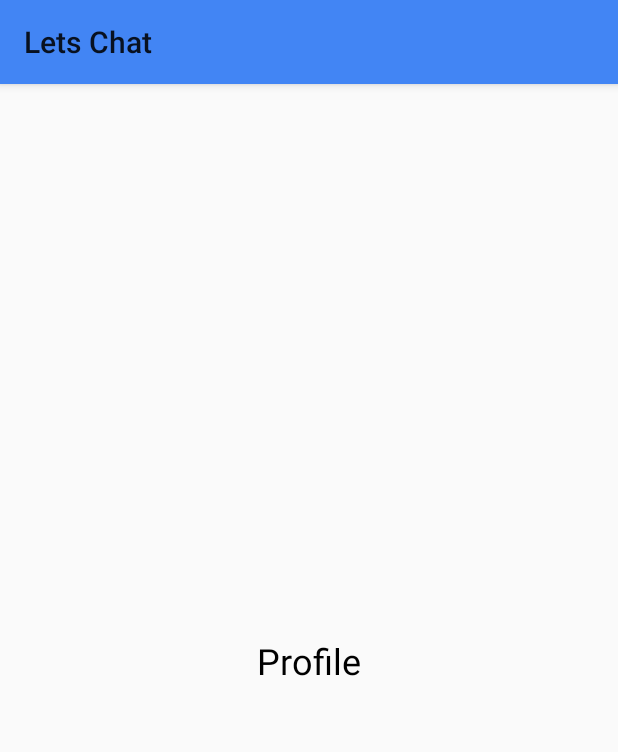
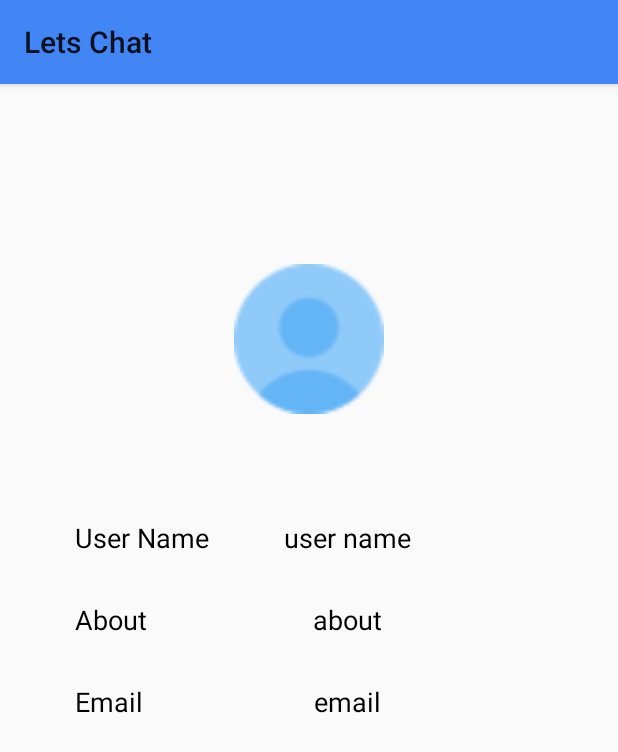
Before and after one commit to Harivansh-coder/Lets-Chat, an Android app: the fragment ProfileFragment shown on its own in the app's theme, on a phone screen of 412 x 824 dp. Shown: the top 752 px of the screen. Run offline under Robolectric (Android 15) with nearby library versions, the phone set to English and light mode, and no system bars.

Commit message:
Added the profile screen

```diff
--- a/LetsChat/app/src/main/java/com/harivansh/letschat/ChatScreen.java
+++ b/LetsChat/app/src/main/java/com/harivansh/letschat/ChatScreen.java
@@ -75,7 +75,7 @@ public class ChatScreen extends AppCompatActivity {
 
         messageArrayList = new ArrayList<>();
 
-        final ChatAdapter chatAdapter = new ChatAdapter(messageArrayList, this);
+        final ChatAdapter chatAdapter = new ChatAdapter(messageArrayList, this, receiverId);
 
 
 
@@ -96,6 +96,8 @@ public class ChatScreen extends AppCompatActivity {
                         messageArrayList.clear();
                         for ( DataSnapshot dataSnapshot : snapshot.getChildren()){
                             Messages messages = dataSnapshot.getValue(Messages.class);
+                            messages.setMessageDatabaseId(dataSnapshot.getKey());
+
                             messageArrayList.add(messages);
                         }
                         chatAdapter.notifyDataSetChanged();
--- a/LetsChat/app/src/main/java/com/harivansh/letschat/DashBoard.java
+++ b/LetsChat/app/src/main/java/com/harivansh/letschat/DashBoard.java
@@ -66,9 +66,9 @@ public class DashBoard extends AppCompatActivity {
                     case R.id.chat_page:
                         selectedFragment = new ChatFragment();
                         break;
-                    case R.id.setting_page:
-                        selectedFragment = new SettingsFragment();
-                        break;
+//                    case R.id.setting_page:
+//                        selectedFragment = new SettingsFragment();
+//                        break;
                     case R.id.profile_page:
                         selectedFragment = new ProfileFragment();
                         break;
--- a/LetsChat/app/src/main/res/layout/fragment_profile.xml
+++ b/LetsChat/app/src/main/res/layout/fragment_profile.xml
@@ -6,14 +6,86 @@
     android:layout_height="match_parent"
     tools:context=".fragment.ProfileFragment">
 
-    <TextView
-        android:layout_width="wrap_content"
-        android:layout_height="wrap_content"
-        android:text="Profile"
-        android:textColor="@color/black"
-        android:textSize="24sp"
-        app:layout_constraintBottom_toBottomOf="parent"
+
+    <ImageView
+        android:id="@+id/profile_page_image"
+        android:layout_width="100dp"
+        android:layout_height="100dp"
+        android:layout_marginTop="120dp"
+        android:src="@drawable/profile"
         app:layout_constraintEnd_toEndOf="parent"
         app:layout_constraintStart_toStartOf="parent"
         app:layout_constraintTop_toTopOf="parent" />
+
+    <TextView
+        android:id="@+id/textView2"
+        android:layout_width="wrap_content"
+        android:layout_height="wrap_content"
+        android:layout_marginStart="50dp"
+        android:layout_marginTop="70dp"
+        android:text="@string/user_name"
+        android:textColor="@color/black"
+        android:textSize="18sp"
+        app:layout_constraintStart_toStartOf="parent"
+        app:layout_constraintTop_toBottomOf="@+id/profile_page_image" />
+
+    <TextView
+        android:id="@+id/textView5"
+        android:layout_width="wrap_content"
+        android:layout_height="wrap_content"
+        android:layout_marginStart="50dp"
+        android:layout_marginTop="30dp"
+        android:text="About"
+        android:textColor="@color/black"
+        android:textSize="18sp"
+        app:layout_constraintStart_toStartOf="parent"
+        app:layout_constraintTop_toBottomOf="@+id/textView2" />
+
+    <TextView
+        android:id="@+id/username_textView"
+        android:layout_width="wrap_content"
+        android:layout_height="wrap_content"
+        android:layout_marginStart="50dp"
+        android:text="user name"
+        android:textSize="18sp"
+        android:textColor="@color/black"
+        app:layout_constraintBottom_toBottomOf="@+id/textView2"
+        app:layout_constraintStart_toEndOf="@+id/textView2"
+        app:layout_constraintTop_toTopOf="@+id/textView2" />
+
+    <TextView
+        android:id="@+id/profile_about_textview"
+        android:layout_width="wrap_content"
+        android:layout_height="wrap_content"
+        android:text="about"
+        android:textSize="18sp"
+        android:textColor="@color/black"
+        app:layout_constraintBottom_toBottomOf="@+id/textView5"
+        app:layout_constraintEnd_toEndOf="@+id/username_textView"
+        app:layout_constraintStart_toStartOf="@+id/username_textView"
+        app:layout_constraintTop_toTopOf="@+id/textView5" />
+
+    <TextView
+        android:id="@+id/textView8"
+        android:layout_width="wrap_content"
+        android:layout_height="wrap_content"
+        android:layout_marginStart="50dp"
+        android:layout_marginTop="30dp"
+        android:text="Email"
+        android:textSize="18sp"
+        android:textColor="@color/black"
+        app:layout_constraintStart_toStartOf="parent"
+        app:layout_constraintTop_toBottomOf="@+id/textView5" />
+
+    <TextView
+        android:id="@+id/profile_email_textview"
+        android:layout_width="wrap_content"
+        android:layout_height="wrap_content"
+        android:text="email"
+        android:textSize="18sp"
+        android:textColor="@color/black"
+        app:layout_constraintBottom_toBottomOf="@+id/textView8"
+        app:layout_constraintEnd_toEndOf="@+id/profile_about_textview"
+        app:layout_constraintStart_toStartOf="@+id/profile_about_textview"
+        app:layout_constraintTop_toTopOf="@+id/textView8" />
 </androidx.constraintlayout.widget.ConstraintLayout>
```
Also changed, not shown: LetsChat/app/src/main/java/com/harivansh/letschat/adapter/ChatAdapter.java (+58 -4 lines), LetsChat/app/src/main/java/com/harivansh/letschat/fragment/ChatFragment.java (+8 -1 lines), LetsChat/app/src/main/java/com/harivansh/letschat/model/Messages.java (+16 -0 lines), LetsChat/app/src/main/res/layout/receiver_message_layout.xml (+11 -11 lines), LetsChat/app/src/main/res/layout/sender_message_layout.xml (+10 -11 lines), LetsChat/app/src/main/res/menu/bottom_navigation_items.xml (+5 -5 lines).
